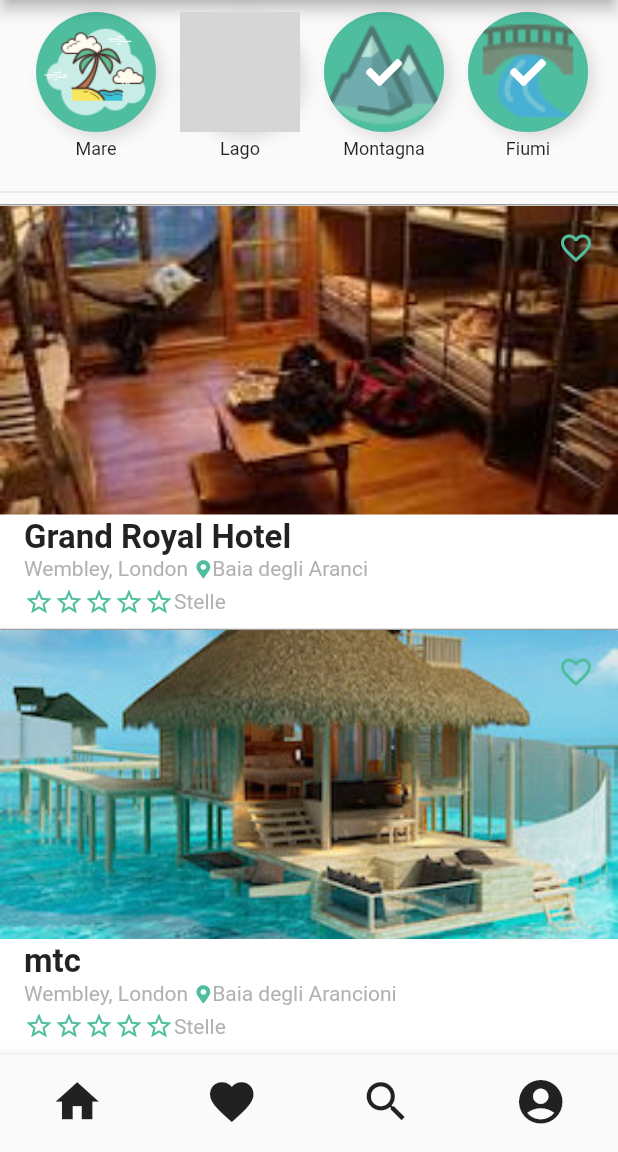
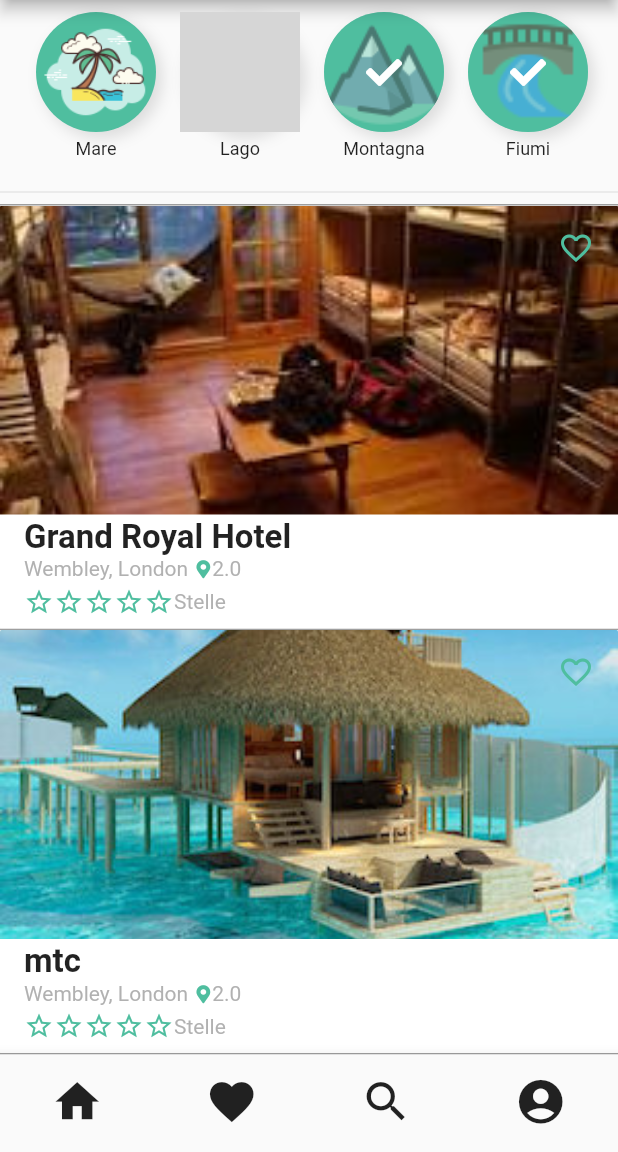
Before and after one commit to T-Sharp-ggmc/Pitch.com, a Flutter app: the screen it shows after launch, on a phone screen of 412 x 824 dp, the part 84-1236 px from its top. Run offline on Flutter 3.47's test engine with Material 2 defaults, Android fonts, the light colour scheme and no system bars; drawn by our look-alikes of smooth_star_rating; our stand-ins replace font_awesome_flutter; grey boxes are pictures that could not be loaded.

Commit message:
Refactor Camping Models

```diff
--- a/lib/models/CampingPremium.dart
+++ /dev/null
@@ -1,81 +0,0 @@
-import 'package:intl/intl.dart';
-
-class CampingPremium {
-  String imagePath;
-  String titleTxt;
-  String subTxt;
-  String dateTxt;
-  String roomSizeTxt;
-  double dist;
-  double rating;
-  int reviews;
-  int perNight;
-  bool isSelected;
-
-  CampingPremium({
-    this.imagePath = '',
-    this.titleTxt = '',
-    this.subTxt = "",
-    this.dateTxt = "",
-    this.roomSizeTxt = "",
-    this.dist = 1.8,
-    this.reviews = 80,
-    this.rating = 4.5,
-    this.perNight = 180,
-    this.isSelected = false,
-  });
-  static List<CampingPremium> listPremium = [
-    CampingPremium(
-      imagePath: 'assets/images/first.jpg',
-      titleTxt: 'Grand Royal Hotel',
-      subTxt: 'Wembley, London',
-      dist: 2.0,
-      reviews: 80,
-      rating: 4.4,
-      perNight: 180,
-      roomSizeTxt: '1 Room - 2 Adults',
-      isSelected: true,
-      dateTxt:
-          '${DateFormat("dd MMM").format(DateTime.now().add(Duration(days: 2)))} - ${DateFormat("dd MMM").format(DateTime.now().add(Duration(days: 8)))}',
-    ),
-    CampingPremium(
-      imagePath: 'assets/images/hotel_Type_4.jpg',
-      titleTxt: 'mtc',
-      subTxt: 'Wembley, London',
-      dist: 2.0,
-      reviews: 80,
-      rating: 4.4,
-      perNight: 180,
-      roomSizeTxt: '1 Room - 2 Adults',
-      isSelected: true,
-      dateTxt:
-          '${DateFormat("dd MMM").format(DateTime.now().add(Duration(days: 2)))} - ${DateFormat("dd MMM").format(DateTime.now().add(Duration(days: 8)))}',
-    ),
-    CampingPremium(
-      imagePath: 'assets/images/hotel_Type_3.jpg',
-      titleTxt: 'caspiterina',
-      subTxt: 'Wembley, London',
-      dist: 2.0,
-      reviews: 80,
-      rating: 4.4,
-      perNight: 180,
-      roomSizeTxt: '1 Room - 2 Adults',
-      isSelected: true,
-      dateTxt:
-          '${DateFormat("dd MMM").format(DateTime.now().add(Duration(days: 2)))} - ${DateFormat("dd MMM").format(DateTime.now().add(Duration(days: 8)))}',
-    ),
-    CampingPremium(
-      imagePath: 'assets/images/hotel_Type_2.jpg',
-      titleTxt: 'mimi',
-      subTxt: 'Wembley, London',
-      dist: 2.0,
-      reviews: 80,
-      rating: 4.4,
-      perNight: 180,
-      roomSizeTxt: '1 Room - 2 Adults',
-      isSelected: true,
-      dateTxt:
-          '${DateFormat("dd MMM").format(DateTime.now().add(Duration(days: 2)))} - ${DateFormat("dd MMM").format(DateTime.now().add(Duration(days: 8)))}',
-    ),
-  ];
-}
--- a/lib/models/ItemsCategory.dart
+++ /dev/null
@@ -1,120 +0,0 @@
-import 'package:intl/intl.dart';
-
-class ItemsCategory {
-  String imagePath;
-  String titleTxt;
-  String subTxt;
-  String dateTxt;
-  String roomSizeTxt;
-  double dist;
-  double rating;
-  int reviews;
-  int perNight;
-  bool isSelected;
-
-  ItemsCategory({
-    this.imagePath = '',
-    this.titleTxt = '',
-    this.subTxt = "",
-    this.dateTxt = "",
-    this.roomSizeTxt = "",
-    this.dist = 1.8,
-    this.reviews = 80,
-    this.rating = 4.5,
-    this.perNight = 180,
-    this.isSelected = false,
-  });
-  static List<ItemsCategory> img = [
-    ItemsCategory(
-      imagePath: 'assets/images/first.jpg',
-      titleTxt: 'Grand Royal Hotel',
-      subTxt: 'Wembley, London',
-      dist: 2.0,
-      reviews: 80,
-      rating: 4.4,
-      perNight: 180,
-      roomSizeTxt: '1 Room - 2 Adults',
-      isSelected: true,
-      dateTxt:
-          '${DateFormat("dd MMM").format(DateTime.now().add(Duration(days: 2)))} - ${DateFormat("dd MMM").format(DateTime.now().add(Duration(days: 8)))}',
-    ),
-    ItemsCategory(
-      imagePath: 'assets/images/hotel_Type_4.jpg',
-      titleTxt: 'mtc',
-      subTxt: 'Wembley, London',
-      dist: 2.0,
-      reviews: 80,
-      rating: 4.4,
-      perNight: 180,
-      roomSizeTxt: '1 Room - 2 Adults',
-      isSelected: true,
-      dateTxt:
-          '${DateFormat("dd MMM").format(DateTime.now().add(Duration(days: 2)))} - ${DateFormat("dd MMM").format(DateTime.now().add(Duration(days: 8)))}',
-    ),
-    ItemsCategory(
-      imagePath: 'assets/images/hotel_Type_3.jpg',
-      titleTxt: 'caspiterina',
-      subTxt: 'Wembley, London',
-      dist: 2.0,
-      reviews: 80,
-      rating: 4.4,
-      perNight: 180,
-      roomSizeTxt: '1 Room - 2 Adults',
-      isSelected: true,
-      dateTxt:
-          '${DateFormat("dd MMM").format(DateTime.now().add(Duration(days: 2)))} - ${DateFormat("dd MMM").format(DateTime.now().add(Duration(days: 8)))}',
-    ),
-    ItemsCategory(
-      imagePath: 'assets/images/hotel_Type_2.jpg',
-      titleTxt: 'mimi',
-      subTxt: 'Wembley, London',
-      dist: 2.0,
-      reviews: 80,
-      rating: 4.4,
-      perNight: 180,
-      roomSizeTxt: '1 Room - 2 Adults',
-      isSelected: true,
-      dateTxt:
-          '${DateFormat("dd MMM").format(DateTime.now().add(Duration(days: 2)))} - ${DateFormat("dd MMM").format(DateTime.now().add(Duration(days: 8)))}',
-    ),
-    ItemsCategory(
-      imagePath: 'assets/images/hotel_Type_2.jpg',
-      titleTxt: 'mimi',
-      subTxt: 'Wembley, London',
-      dist: 2.0,
-      reviews: 80,
-      rating: 4.4,
-      perNight: 180,
-      roomSizeTxt: '1 Room - 2 Adults',
-      isSelected: true,
-      dateTxt:
-          '${DateFormat("dd MMM").format(DateTime.now().add(Duration(days: 2)))} - ${DateFormat("dd MMM").format(DateTime.now().add(Duration(days: 8)))}',
-    ),
-    ItemsCategory(
-      imagePath: 'assets/images/hotel_Type_2.jpg',
-      titleTxt: 'mimi',
-      subTxt: 'Wembley, London',
-      dist: 2.0,
-      reviews: 80,
-      rating: 4.4,
-      perNight: 180,
-      roomSizeTxt: '1 Room - 2 Adults',
-      isSelected: true,
-      dateTxt:
-          '${DateFormat("dd MMM").format(DateTime.now().add(Duration(days: 2)))} - ${DateFormat("dd MMM").format(DateTime.now().add(Duration(days: 8)))}',
-    ),
-    ItemsCategory(
-      imagePath: 'assets/images/hotel_Type_2.jpg',
-      titleTxt: 'mimi',
-      subTxt: 'Wembley, London',
-      dist: 2.0,
-      reviews: 80,
-      rating: 4.4,
-      perNight: 180,
-      roomSizeTxt: '1 Room - 2 Adults',
-      isSelected: true,
-      dateTxt:
-          '${DateFormat("dd MMM").format(DateTime.now().add(Duration(days: 2)))} - ${DateFormat("dd MMM").format(DateTime.now().add(Duration(days: 8)))}',
-    ),
-  ];
-}
--- a/lib/models/campingList.dart
+++ b/lib/models/campingList.dart
@@ -37,7 +37,7 @@ class CampingListDto {
   static List<CampingListDto> campingList = [
     CampingListDto(
         id: 1,
-        imagePath: 'assets/images/TopPlace/caminpg_1.jpg',
+        imagePath: 'assets/images/TopPlace/camping_1.jpg',
         name: "Baia degli Aranci",
         info: "Vieste, FG",
         date:
@@ -68,4 +68,76 @@ class CampingListDto {
         numOfBooking: 20,
         category: CampingCategory.lago)
   ];
+
+
+  static List<CampingListDto> premiumList = [
+    CampingListDto(
+        id: 1,
+        imagePath: 'assets/images/first.jpg',
+        name: "Grand Royal Hotel",
+        info: "Wembley, London",
+        date:
+            '${DateFormat("dd MMM").format(DateTime.now().add(Duration(days: 2)))} - ${DateFormat("dd MMM").format(DateTime.now().add(Duration(days: 8)))}',
+        pitchSize: "1 Piazzola - 2 Adulti",
+        dist: 2.0,
+        rating: 4.4,
+        reviews: 80,
+        perDay: 180,
+        isFavorite: false,
+        isSelected: true,
+        numOfBooking: 40,
+        category: CampingCategory.mare),
+
+        CampingListDto(
+        id: 1,
+        imagePath: 'assets/images/hotel_Type_4.jpg',
+        name: "mtc",
+        info: "Wembley, London",
+        date:
+            '${DateFormat("dd MMM").format(DateTime.now().add(Duration(days: 2)))} - ${DateFormat("dd MMM").format(DateTime.now().add(Duration(days: 8)))}',
+        pitchSize: "1 Piazzola - 2 Adulti",
+        dist: 2.0,
+        rating: 4.4,
+        reviews: 80,
+        perDay: 180,
+        isFavorite: false,
+        isSelected: true,
+        numOfBooking: 40,
+        category: CampingCategory.fiume),
+
+        CampingListDto(
+        id: 1,
+        imagePath: 'assets/images/hotel_Type_3.jpg',
+        name: "caspiterina",
+        info: "Wembley, London",
+        date:
+            '${DateFormat("dd MMM").format(DateTime.now().add(Duration(days: 2)))} - ${DateFormat("dd MMM").format(DateTime.now().add(Duration(days: 8)))}',
+        pitchSize: "1 Piazzola - 2 Adulti",
+        dist: 2.0,
+        rating: 4.4,
+        reviews: 80,
+        perDay: 180,
+        isFavorite: false,
+        isSelected: true,
+        numOfBooking: 40,
+        category: CampingCategory.montagna),
+
+        CampingListDto(
+        id: 1,
+        imagePath: 'assets/images/hotel_Type_2.jpg',
+        name: "mimi",
+        info: "Wembley, London",
+        date:
+            '${DateFormat("dd MMM").format(DateTime.now().add(Duration(days: 2)))} - ${DateFormat("dd MMM").format(DateTime.now().add(Duration(days: 8)))}',
+        pitchSize: "1 Piazzola - 2 Adulti",
+        dist: 2.0,
+        rating: 4.4,
+        reviews: 80,
+        perDay: 180,
+        isFavorite: false,
+        isSelected: true,
+        numOfBooking: 40,
+        category: CampingCategory.none),
+
+  ];
 }
--- a/lib/widgets/campingList.dart
+++ b/lib/widgets/campingList.dart
@@ -1,15 +1,16 @@
-import 'package:Pitch/models/ItemsCategory.dart';
-import 'package:Pitch/models/campingList.dart';
 import 'package:flutter/material.dart';
 import 'package:font_awesome_flutter/font_awesome_flutter.dart';
 import 'package:smooth_star_rating/smooth_star_rating.dart';
 
 import '../appTheme.dart';
+import '../models/campingList.dart';
 
 class CampingList {
+  List<CampingListDto> premiumList = CampingListDto.premiumList;
+
   List<Widget> getPosts() {
     List<Widget> posts = [];
-    for (int i = 0; i < CampingListDto.campingList.length; i++) {
+    for (int i = 0; i < premiumList.length; i++) {
       posts.add(getPost(i));
     }
     return posts;
@@ -34,7 +35,7 @@ class CampingList {
                   AspectRatio(
                     aspectRatio: 2,
                     child: Image.asset(
-                      ItemsCategory.img[index].imagePath,
+                      premiumList[index].imagePath,
                       fit: BoxFit.cover,
                     ),
                   ),
@@ -54,7 +55,7 @@ class CampingList {
                                 crossAxisAlignment: CrossAxisAlignment.start,
                                 children: <Widget>[
                                   Text(
-                                    ItemsCategory.img[index].titleTxt,
+                                    premiumList[index].name,
                                     textAlign: TextAlign.left,
                                     style: TextStyle(
                                       fontWeight: FontWeight.w600,
@@ -67,7 +68,7 @@ class CampingList {
                                     mainAxisAlignment: MainAxisAlignment.start,
                                     children: <Widget>[
                                       Text(
-                                        ItemsCategory.img[index].subTxt,
+                                        premiumList[index].info,
                                         style: TextStyle(
                                             fontSize: 14,
                                             color:
@@ -83,8 +84,7 @@ class CampingList {
                                       ),
                                       Expanded(
                                         child: Text(
-                                          CampingListDto
-                                              .campingList[index].name,
+                                          premiumList[index].dist.toString(),
                                           overflow: TextOverflow.ellipsis,
                                           style: TextStyle(
                                               fontSize: 14,
@@ -143,13 +143,21 @@ class CampingList {
                     borderRadius: BorderRadius.all(
                       Radius.circular(20.0),
                     ),
-                    onTap: () {},
+                    onTap: () {
+                      premiumList[index].isFavorite =
+                          premiumList[index].isFavorite;
+                    },
                     child: Padding(
                       padding: const EdgeInsets.all(8.0),
-                      child: Icon(
-                        Icons.favorite_border,
-                        color: AppTheme.getTheme().primaryColor,
-                      ),
+                      child: premiumList[index].isFavorite
+                          ? Icon(
+                              Icons.favorite,
+                              color: AppTheme.getTheme().primaryColor,
+                            )
+                          : Icon(
+                              Icons.favorite_border,
+                              color: AppTheme.getTheme().primaryColor,
+                            ),
                     ),
                   ),
                 ),
```
